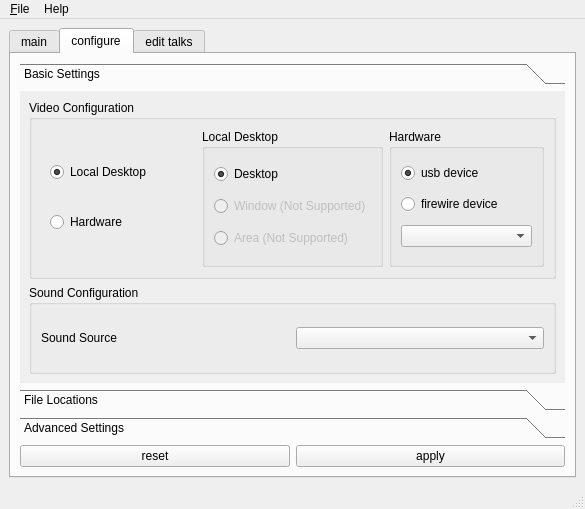
First picture: the form in src/forms/freeseer_ui_qt.ui, repository Freeseer/freeseer, before the edit.
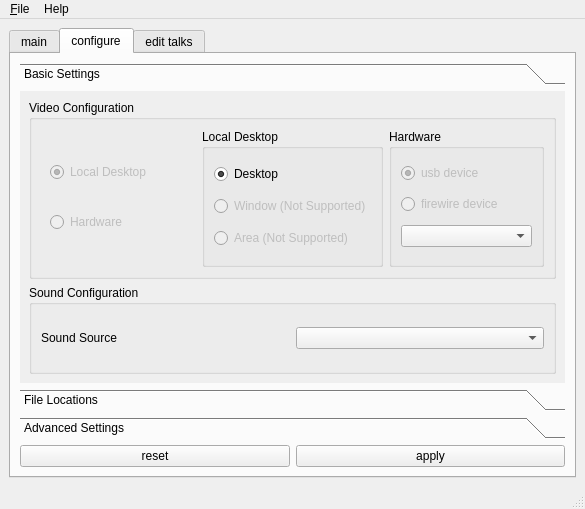
Second picture: the form after the edit. The open tabs and pages were chosen to show the change. Icons and pictures are not drawn.

Commit message: Changed the GUI to refer to video sources using generalized names (desktop, usb, firewire). Changed the gstreamer backend to convert generalized names into correct gstreamer sources. Closes GH-47

Patch:
```diff
--- a/src/forms/freeseer_ui_qt.ui
+++ b/src/forms/freeseer_ui_qt.ui
@@ -183,6 +183,9 @@
                  <layout class="QVBoxLayout" name="verticalLayout_5">
                   <item>
                    <widget class="QRadioButton" name="localDesktopButton">
+                    <property name="enabled">
+                     <bool>false</bool>
+                    </property>
                     <property name="toolTip">
                      <string>Select this option to record the local desktop. 
 Freeseer currently only supports recording the full desktop. 
@@ -198,6 +201,9 @@
                   </item>
                   <item>
                    <widget class="QRadioButton" name="hardwareButton">
+                    <property name="enabled">
+                     <bool>false</bool>
+                    </property>
                     <property name="toolTip">
                      <string>Select hardware to record from either a usb device or firewire device.
 
@@ -287,6 +293,9 @@
                  <layout class="QVBoxLayout" name="verticalLayout_7">
                   <item>
                    <widget class="QRadioButton" name="usbsrcButton">
+                    <property name="enabled">
+                     <bool>false</bool>
+                    </property>
                     <property name="toolTip">
                      <string>Use this option to record from a usb device.
 
@@ -304,6 +313,9 @@
                   </item>
                   <item>
                    <widget class="QRadioButton" name="firewiresrcButton">
+                    <property name="enabled">
+                     <bool>false</bool>
+                    </property>
                     <property name="toolTip">
                      <string>Firewire mode uses dv1394src as the video driver.</string>
                     </property>
```
Left out of the diff: 12 changed lines with no effect on the pictures. The commit also changes 3 other files.
